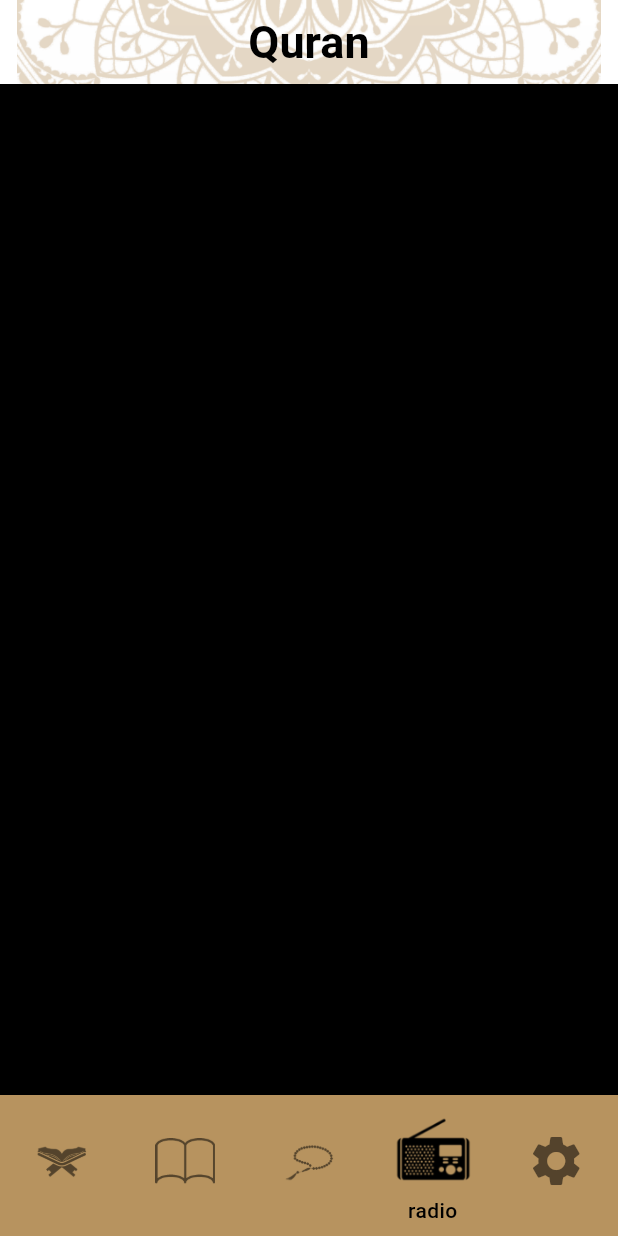
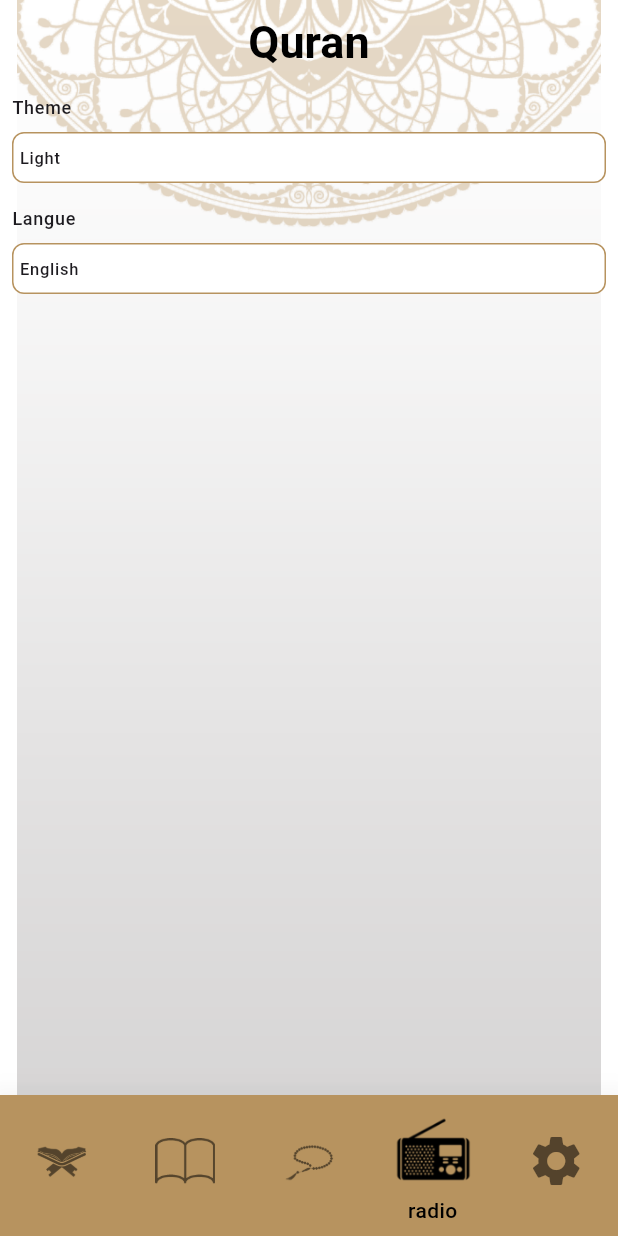
Before and after one commit to aya842/QuranApp, a Flutter app: the screen it shows after launch, item 4 of the bottom bar chosen, on a phone screen of 412 x 824 dp. Run offline on Flutter 3.47's test engine with Material 3 defaults, Android fonts, the phone set to English and light mode, and no system bars.

Commit message:
make settingtap

```diff
--- a/lib/Presention/Moduels/Home_Moudel/Screens/Home/tabs/Settings/Settings.dart
+++ b/lib/Presention/Moduels/Home_Moudel/Screens/Home/tabs/Settings/Settings.dart
@@ -1,10 +1,67 @@
+
+
+
 import 'package:flutter/material.dart';
+import 'package:islame_project_session_6/Presention/Moduels/Home_Moudel/Screens/Home/tabs/Settings/widget/ThemeButtonSheet.dart';
+
+import 'widget/langueButtomSheet.dart';
 
 class Settings extends StatelessWidget {
-  const Settings({super.key});
+  Settings({super.key});
 
   @override
   Widget build(BuildContext context) {
-    return Container(color: Colors.black);
+    // The method body should be inside curly braces
+    return Padding(
+      padding: const EdgeInsets.all(8.0),
+      child: Column(
+        crossAxisAlignment: CrossAxisAlignment.start,
+        children: [
+          Text('Theme', style: Theme.of(context).textTheme.labelMedium),
+          SizedBox(height: 8),
+          InkWell(
+            onTap: (){
+              showThemeBottomSheet(context);
+            },
+            child: Container(
+              padding: EdgeInsets.symmetric(vertical: 8, horizontal: 4),
+              width: double.infinity,
+              decoration: BoxDecoration(
+                color: Colors.white,
+                borderRadius: BorderRadius.circular(8),
+                border: Border.all(color: Theme.of(context).dividerColor),
+              ),
+              child: Text('Light', style: Theme.of(context).textTheme.labelSmall),
+            ),
+          ),
+          SizedBox(height: 16,),
+          Text('Langue', style: Theme.of(context).textTheme.labelMedium),
+          SizedBox(height: 8),
+          InkWell(
+            onTap: (){
+              showButtomLanugeSheet(context);
+            },
+            child: Container(
+              padding: EdgeInsets.symmetric(vertical: 8, horizontal: 4),
+              width: double.infinity,
+              decoration: BoxDecoration(
+                color: Colors.white,
+                borderRadius: BorderRadius.circular(8),
+                border: Border.all(color: Theme.of(context).dividerColor),
+              ),
+              child: Text('English', style: Theme.of(context).textTheme.labelSmall),
+            ),
+          ),
+        ],
+      ),
+    );
+  }
+  void showThemeBottomSheet( BuildContext context){
+    showModalBottomSheet(context: context, builder:(context)=>
+    ThemeBottomSheet());
+
+  }
+  void showButtomLanugeSheet(BuildContext context){
+    showBottomSheet(context: context, builder: (context)=>LanguageBottomSheet());
   }
 }
```
Also changed, not shown: lib/Presention/Moduels/Home_Moudel/Screens/Home/tabs/Settings/widget/ThemeButtonSheet.dart (+65 -0 lines), lib/Presention/Moduels/Home_Moudel/Screens/Home/tabs/Settings/widget/langueButtomSheet.dart (+56 -0 lines).
